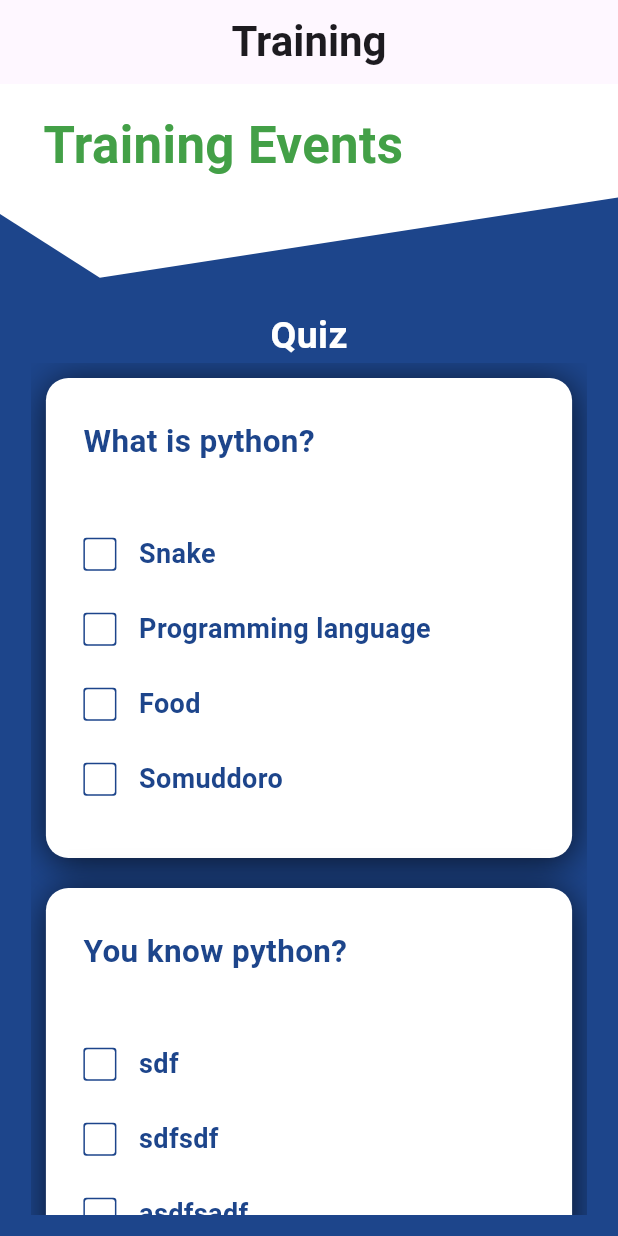
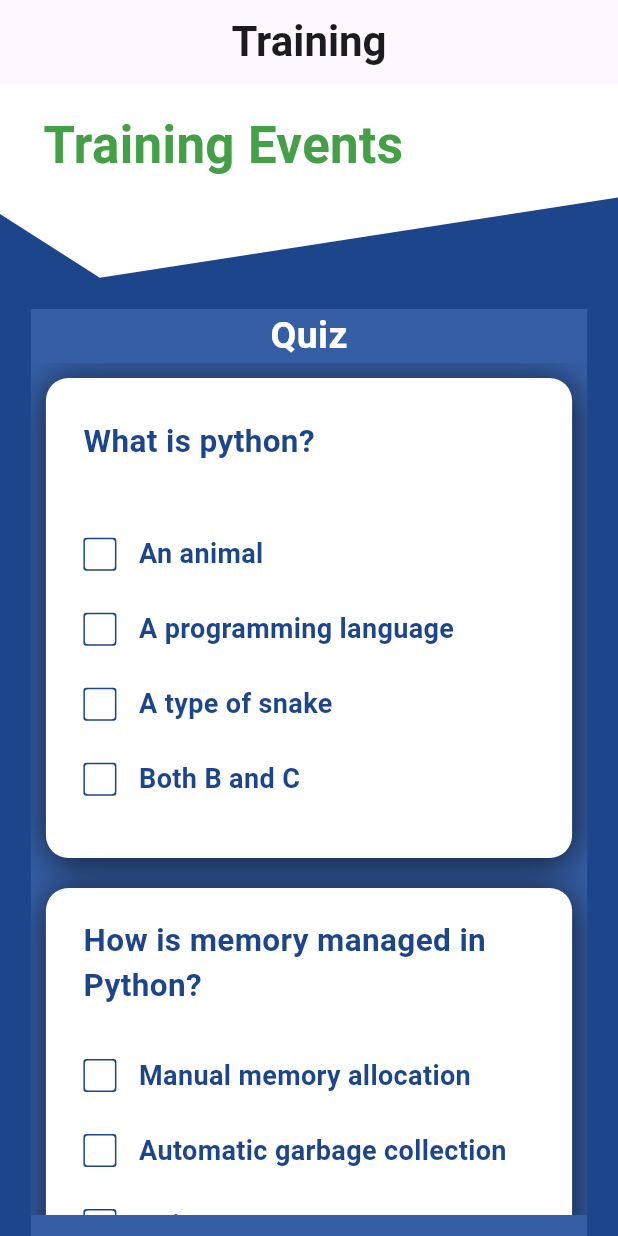
Before and after one commit to imransihab0/diudsl, a Flutter app: the screen it shows after launch, after a tap on "Start Quiz", on a phone screen of 412 x 824 dp. Run offline on Flutter 3.47's test engine with Material 3 defaults, Android fonts, the light colour scheme and no system bars.

Commit message:
Design Upgraded

```diff
--- a/lib/Contents/Quiz Contents.dart
+++ b/lib/Contents/Quiz Contents.dart
@@ -1,15 +1,15 @@
 class QuizText{
   static List Quizes = [
-    ["What is python?","Snake","Programming language","Food","Somuddoro","Next"],
-    ["You know python?","sdf","sdfsdf","asdfsadf","asdfasdf","Next"],
-    ["Do you have any idea about Data Science?","Snake","Programming language","Food","Somuddoro","Next"],
-    ["What is python?","Snake","Programming language","Food","Somuddoro","Next"],
-    ["What is python?","Snake","Programming language","Food","Somuddoro","Next"],
-    ["What is python?","Snake","Programming language","Food","Somuddoro","Next"],
-    ["What is python?","Snake","Programming language","Food","Somuddoro","Next"],
-    ["What is python?","Snake","Programming language","Food","Somuddoro","Next"],
-    ["What is python?","Snake","Programming language","Food","Somuddoro","Next"],
-    ["What is python?","Snake","Programming language","Food","Somuddoro","Result"],
+    ["What is python?","An animal","A programming language","A type of snake","Both B and C","Next"],
+    ["How is memory managed in Python?","Manual memory allocation","Automatic garbage collection","Pointers","Stack-based memory management","Next"],
+    ["Which of the following is an immutable data type in Python?","List","Tuple","Dictionary","Set","Next"],
+    ["What is the purpose of the \"if name == \"main\":\" statement in Python?","It is used to define a function","It is the main function of the program","It ensures that the code block runs only if the script is executed directly","It is a syntax error","Next"],
+    ["What is the output of the following code snippet?\n\"print(3 * \"Hello\" + \"World\")\"","HelloHelloHelloWorld","HelloWorldHelloWorldHello","HelloWorldHelloHello","HelloHelloHelloHelloWorld","Next"],
+    ["In Python, what is the purpose of the \"pass\" statement?","To skip a loop iteration","To indicate an empty code block","To raise an exception","To break out of a loop","Next"],
+    ["Which module in Python is used for regular expressions?","regex","re","reg","regexlib","Next"],
+    ["What does the \"self\" keyword refer to in Python class methods?","The class instance itself","A variable representing the current method","The parent class","The child class","Next"],
+    ["What is the purpose of the \"try,\" \"except,\" and \"finally\" blocks in Python?","To define a loop","To handle exceptions","To create a function","To declare a variable","Next"],
+    ["Which of the following is used to open a file in Python?","file_open(\"filename.txt\")","open_file(\"filename.txt\")","file(\"filename.txt\", \"r\")","open(\"filename.txt\", \"r\")","Result"],
   ];
 
 
--- a/lib/Pages/TrainingPage.dart
+++ b/lib/Pages/TrainingPage.dart
@@ -11,15 +11,6 @@ class CustomDesign extends CustomClipper<Path> {
   Path getClip(Size size) {
     double w = size.width;
     double h = size.height;
-
-    // Path path_0 = Path();
-    //  path_0.moveTo(size.width*-0.0019000,size.height*0.4945625);
-    //  path_0.lineTo(size.width*0.1702667,size.height*0.7906875);
-    //  path_0.lineTo(size.width*1.0019000,size.height*0.5199375);
-    //  path_0.lineTo(size.width*1.0022333,size.height*-0.0213125);
-    //  path_0.lineTo(size.width*-0.0036667,size.height*-0.0066875);
-    //  path_0.lineTo(size.width*-0.0019000,size.height*0.4945625);
-    //  path_0.close();
 
     Path path_0 = Path();
     path_0.moveTo(size.width * -0.0030000, size.height * 0.5728571);
@@ -83,8 +74,21 @@ class _TrainingPageState extends State<TrainingPage> {
                     children: quizes,
                   )
                 : ElevatedButton(
-                    child: Text("Start Quiz"),
+                    style: ElevatedButton.styleFrom(
+                      backgroundColor: Color(0xff0a8144),
+                      elevation: 4,
+                      padding: const EdgeInsets.symmetric(
+                          horizontal: 30, vertical: 10),
+                      shape: RoundedRectangleBorder(
+                        borderRadius: BorderRadius.circular(5),
+                      ),
+                    ),
                     onPressed: QuizButton,
+                    child: const Text("Start Quiz",
+                        style: TextStyle(
+                          color: Colors.white,
+                          fontSize: 16,
+                        )),
                   )));
 
     return Scaffold(
@@ -130,6 +134,8 @@ class _TrainingPageState extends State<TrainingPage> {
               duration: Duration(milliseconds: time),
               height: quizH,
               width: quizW,
+              color: const Color(0xFF4d76bf).withOpacity(.5),
+              // decoration: BoxDecoration(borderRadius: BorderRadius.circular(5)),
               child: Column(
                 children: [
                   const Center(
@@ -141,7 +147,8 @@ class _TrainingPageState extends State<TrainingPage> {
                       color: Colors.white,
                     ),
                   )),
-                  quizPage
+                  // Image(image: AssetImage('assets/images/quiz.jpg')),
+                  quizPage,
                 ],
               ),
             ),
```
Also changed, not shown: assets/images/quiz.jpg (added).
